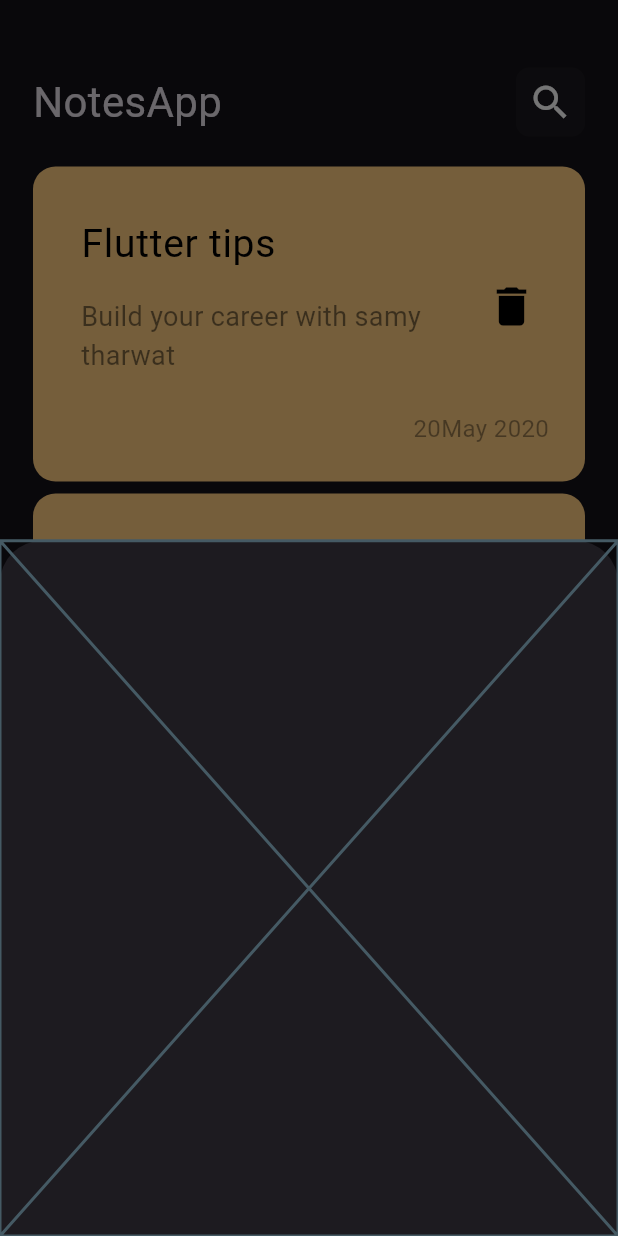
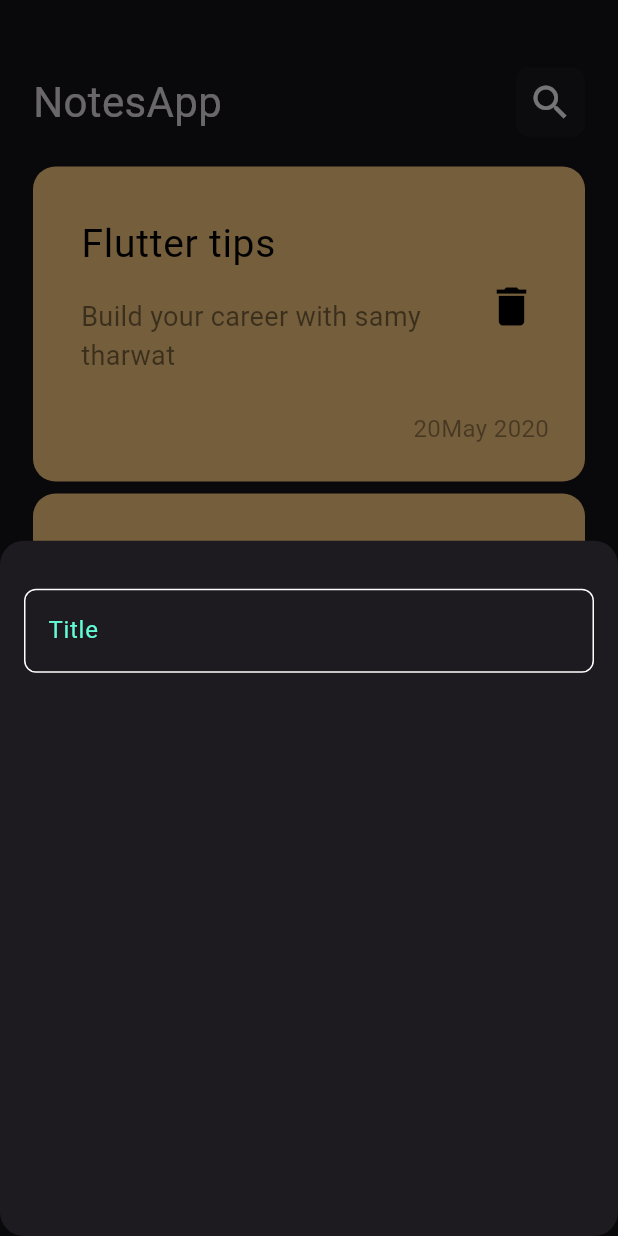
Before and after one commit to esraamahmoud7/NOtes_App, a Flutter app: the screen it shows after launch, after a tap on the "add" icon, on a phone screen of 412 x 824 dp. Run offline on Flutter 3.47's test engine with Material 3 defaults, Android fonts, the phone set to English and light mode, and no system bars; Roboto replaces fonts that are missing (assets/Poppins-Regular.ttf).

Commit message:
create Custom TextField

```diff
--- a/lib/views/NotesView.dart
+++ b/lib/views/NotesView.dart
@@ -1,4 +1,5 @@
 import 'package:flutter/material.dart';
+import 'package:notesapp/widgets/Constants.dart';
 
 import '../widgets/NotesVIewBody.dart';
 import '../widgets/add_Note_Button.dart';
@@ -9,8 +10,14 @@ class NotesView extends StatelessWidget {
     return Scaffold(
       floatingActionButton: FloatingActionButton
         (
+        backgroundColor: KPrimaryColor,
         onPressed: (){
-          showModalBottomSheet(context: context, builder: (context)
+          showModalBottomSheet(
+          shape: RoundedRectangleBorder(
+            borderRadius: BorderRadius.circular(16)
+          ),
+          context: context,
+          builder: (context)
           {
             return AddNoteButtonSheet();
           }
--- /dev/null
+++ b/lib/widgets/Constants.dart
@@ -0,0 +1,2 @@
+import 'package:flutter/material.dart';
+const KPrimaryColor= Color(0xff62FCD7);
--- /dev/null
+++ b/lib/widgets/Custom_Text_Field.dart
@@ -0,0 +1,32 @@
+import 'package:flutter/cupertino.dart';
+import 'package:flutter/material.dart';
+import 'package:notesapp/widgets/Constants.dart';
+class CustomText extends StatelessWidget {
+  const CustomText({super.key});
+
+  @override
+  Widget build(BuildContext context) {
+    return  TextField
+    (
+
+      cursorColor: KPrimaryColor,
+      decoration: InputDecoration(
+        hintText: "Title",
+        hintStyle: TextStyle(color: KPrimaryColor),
+        border: buildBorder(),
+        enabledBorder: buildBorder(),
+        focusedBorder: buildBorder(KPrimaryColor)
+      ),
+    );
+  }
+
+  OutlineInputBorder buildBorder([color]) {
+    return OutlineInputBorder(
+
+        borderRadius: BorderRadius.circular(8),
+        borderSide: BorderSide(
+          color:color??Colors.white,
+        )
+      );
+  }
+}
--- a/lib/widgets/add_Note_Button.dart
+++ b/lib/widgets/add_Note_Button.dart
@@ -1,9 +1,19 @@
 import 'package:flutter/material.dart';
+
+import 'Custom_Text_Field.dart';
 class AddNoteButtonSheet extends StatelessWidget {
   const AddNoteButtonSheet({super.key});
 
   @override
   Widget build(BuildContext context) {
-    return const Placeholder();
+    return Padding(
+      padding: const EdgeInsets.symmetric(horizontal: 16.0),
+      child: Column(
+          children: [
+            SizedBox(height: 32,),
+            CustomText(),
+          ],
+      ),
+    );
   }
 }
```
